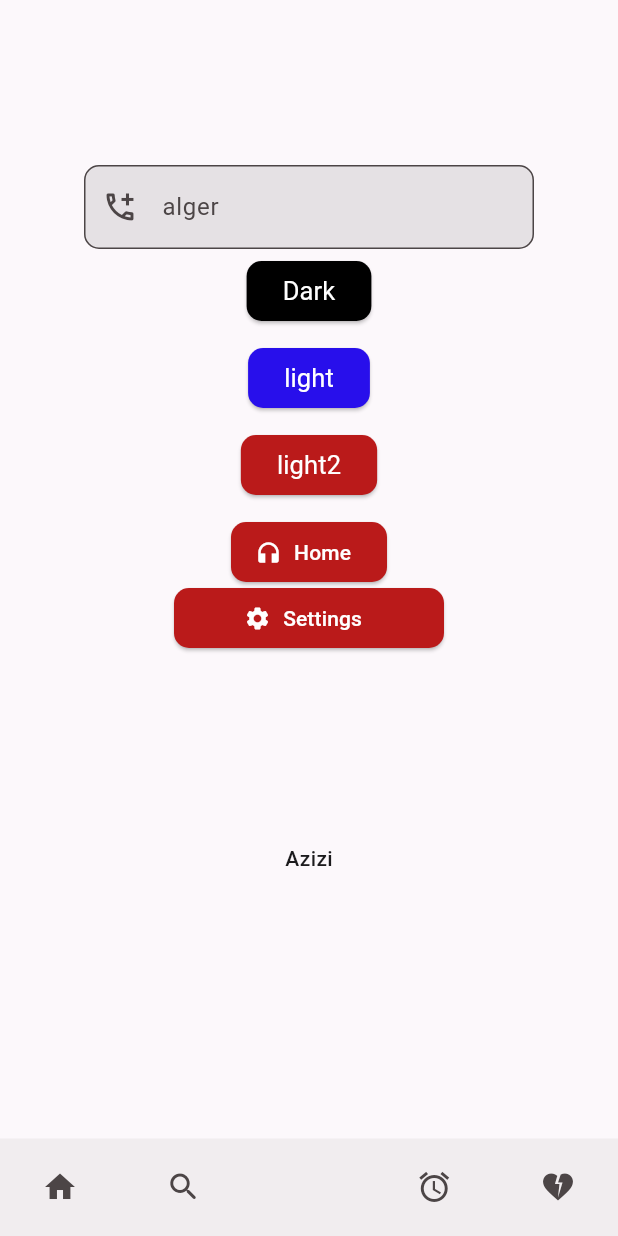
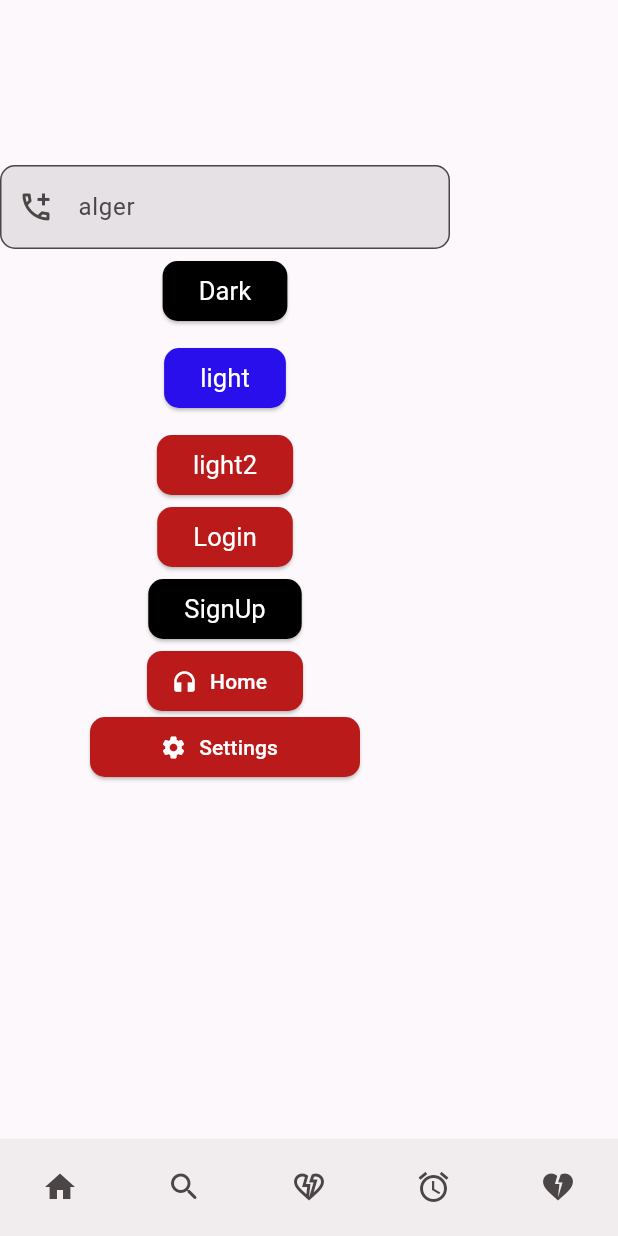
Before and after one commit to azizi06/tradingalertsapp, a Flutter app: the screen it shows after launch, on a phone screen of 412 x 824 dp. Run offline on Flutter 3.47's test engine with Material 3 defaults, Android fonts, the phone set to English and light mode, and no system bars; our stand-ins replace cloud_firestore, dio, firebase_auth, firebase_core, firebase_messaging, flutter_bloc and 4 more; missing offline and left inert: chart_sparkline; accounts and stored records are empty; Roboto replaces fonts that are missing (Roboto Flex).

Commit message:
Fixing errors

```diff
--- a/lib/components/my_bottomAppBar.dart
+++ b/lib/components/my_bottomAppBar.dart
@@ -13,10 +13,10 @@
           child: Row(
             mainAxisAlignment: MainAxisAlignment.spaceBetween,
             children: [
-              IconButton(onPressed: () => context.goNamed(Routes.routeMyHomePage), icon: Icon(Icons.home,)),
+              IconButton(onPressed: () => context.pushNamed(Routes.routeMyHomePage), icon: Icon(Icons.home,)),
               IconButton(onPressed: () => context.goNamed(Routes.routeExplore), icon: Icon(Icons.search_rounded)),
-              const SizedBox(width: 50),
-              IconButton(onPressed: () => context.goNamed(Routes.routeAlarm), icon: Icon(Icons.alarm)),
+              IconButton(onPressed: () => context.pushNamed(Routes.routeFavourite), icon: Icon(Icons.heart_broken_outlined)),
+              IconButton(onPressed: () => context.pushNamed(Routes.routeAlarm), icon: Icon(Icons.alarm)),
               IconButton(onPressed: () => context.go('/test'), icon: Icon(Icons.heart_broken,)),
             ],
           ),
--- a/lib/main.dart
+++ b/lib/main.dart
@@ -29,6 +29,7 @@
 final GoRouter _router = GoRouter(
   initialLocation: '/test',
   routes: [
+
     GoRoute(
       path: '/'+Routes.routeMyHomePage,
       name: Routes.routeMyHomePage, // pour recuperer le nom du route
--- a/lib/screens/chart_screen.dart
+++ b/lib/screens/chart_screen.dart
@@ -102,7 +102,7 @@
   @override
   Widget build(BuildContext context) {
     Design design = Design(context);
-    print("azer");
+
 
     return BlocBuilder<CoinBlockProvider, CoinState>(
       builder: (context, state) {
@@ -120,7 +120,7 @@
                 IconButton(
                     onPressed: () {
                       setState(() {
-                        print("yaaaaaaaaa");
+
                         getLocalChartData();
                       });
                     },
--- a/lib/screens/test_screen.dart
+++ b/lib/screens/test_screen.dart
@@ -49,7 +49,11 @@
           SizedBox(height: 10,),
 
           MyButton(onPressed: () => {themeBloc.add(ThemeChangeEvent(ThemeType.lightMediumContrast))}, text: "light2", color: design.error),
-          SizedBox(height: 10,),
+          MyButton(onPressed: () => {context.pushNamed(Routes.routeLogin)}, text: "Login", color: design.error),
+          MyButton(onPressed: () => {context.pushNamed(Routes.routeSignUp)}, text: "SignUp", color: design.primary),
+
+
+
           MyIconButton(
               onPressed: () => {context.goNamed(Routes.routeMyHomePage)}, color: design.error, icon: Icons.headphones,text: "Home",),
           SizedBox(
@@ -61,12 +65,7 @@
                 icon: Icons.settings,
                 text: "Settings",
               )),
-          Center(
-              child: Text(
-            "Azizi",
-            style: TextStyle(
-                fontFamily: 'Roboto', height: 20, fontWeight: FontWeight.w500),
-          )),
+
         ],
       ),
     );
--- a/pubspec.yaml
+++ b/pubspec.yaml
@@ -51,9 +51,8 @@
   chart_sparkline: ^1.1.1
   firebase_messaging: ^15.1.6
   cloud_firestore: ^5.6.0
+  shared_preferences: ^2.0.16
 
-  shared_preferences: ^2.0.16
-  flutter_local_notifications: ^15.0.0
 
 
 
```
Also changed, not shown: lib/screens/alarm_screen.dart (+11 -1 lines), lib/screens/explore_screen.dart (+18 -2 lines), lib/screens/favoris_screen.dart (+12 -5 lines), pubspec.lock, 2 other files.
